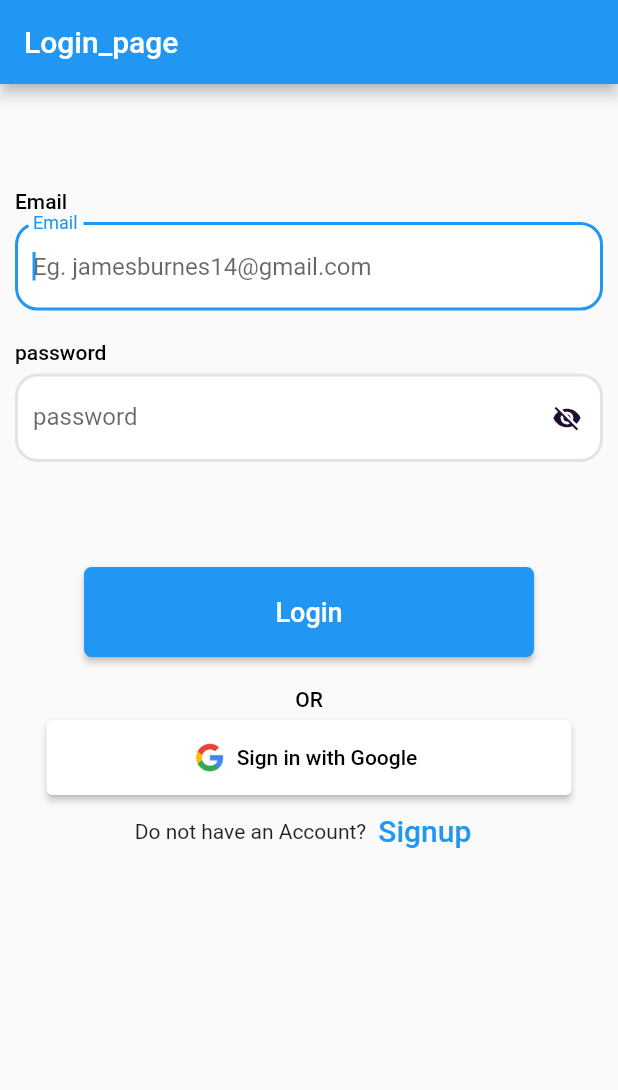
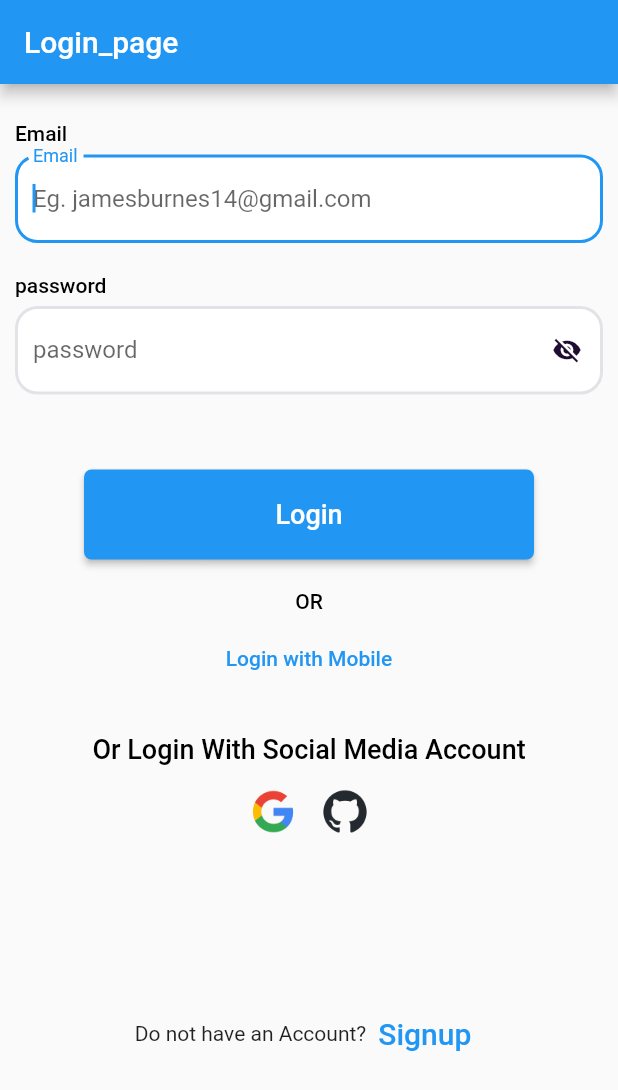
Before and after one commit to panchaniurvisha/firebase_demo_one, a Flutter app: the LoginScreen screen opened directly, on a phone screen of 412 x 824 dp. Shown: the top 1090 px of the screen. Run offline on Flutter 3.47's test engine with Material 2 defaults, Android fonts, the phone set to English and light mode, and no system bars; our stand-ins replace cloud_firestore, firebase_auth, firebase_core, fluttertoast, google_sign_in, pinput; missing offline and left inert: github_sign_in; accounts and stored records are empty; Roboto replaces fonts that are missing (Circular Std).

Commit message:
"15/6/2023"

```diff
--- a/lib/main.dart
+++ b/lib/main.dart
@@ -1,5 +1,5 @@
 import 'package:firebase_core/firebase_core.dart';
-import 'package:firebase_demo_one/view/sign_up_screen.dart';
+import 'package:firebase_demo_one/view/login_page/login_screen.dart';
 import 'package:flutter/material.dart';
 
 void main() async {
@@ -20,7 +20,7 @@ class MyApp extends StatelessWidget {
         primarySwatch: Colors.blue,
       ),
       debugShowCheckedModeBanner: false,
-      home: const SignUpScreen(),
+      home: const LoginScreen(),
       // routes: appRoutes,
       // initialRoute: RoutesName.firstScreen,
     );
--- a/lib/res/commen/app_text.dart
+++ b/lib/res/commen/app_text.dart
@@ -2,16 +2,17 @@ import 'package:flutter/material.dart';
 
 class AppText extends StatelessWidget {
   final String? text;
-  const AppText({super.key, required this.text});
+  final double? fontSize;
+  const AppText({super.key, required this.text, this.fontSize});
 
   @override
   Widget build(BuildContext context) {
     return Text(text!,
-        style: const TextStyle(
+        style: TextStyle(
           height: 3,
           color: Color(0xff000000),
           fontWeight: FontWeight.w500,
-          fontSize: 14,
+          fontSize: fontSize ?? 14,
           fontFamily: "Circular Std",
           fontStyle: FontStyle.normal,
         ));
--- a/lib/res/constant/app_string.dart
+++ b/lib/res/constant/app_string.dart
@@ -27,4 +27,6 @@ class AppString {
   ///Login Screen
   static const loginTitle = "Login_page";
   static const signWithGoogle = "Sign in with Google";
+  static const loginWithMobile = "Login with Mobile";
+  static const loginWithSocialMedia = "Or Login With Social Media Account";
 }
--- a/lib/utils/routes.dart
+++ b/lib/utils/routes.dart
@@ -1,11 +1,12 @@
 import 'package:firebase_demo_one/utils/routes_name.dart';
-import 'package:firebase_demo_one/view/home/login_screen_one.dart';
-import 'package:firebase_demo_one/view/login_screen.dart';
-import 'package:firebase_demo_one/view/sign_up_screen.dart';
 import 'package:flutter/cupertino.dart';
+
+import '../view/login_page/login_screen.dart';
+import '../view/login_page/login_with_phone_number.dart';
+import '../view/sign_up_page/sign_up_screen.dart';
 
 Map<String, WidgetBuilder> appRoutes = {
   RoutesName.firstScreen: (context) => const LoginScreen(),
   RoutesName.secondScreen: (context) => const SignUpScreen(),
-  RoutesName.homeScreen: (context) => const LoginScreenOne(),
+  RoutesName.homeScreen: (context) => const LoginWithPhoneNumber(),
 };
--- a/lib/view/home/home_screen.dart
+++ b/lib/view/home/home_screen.dart
@@ -1,7 +1,7 @@
 import 'package:firebase_auth/firebase_auth.dart';
 import 'package:flutter/material.dart';
 
-import '../login_screen.dart';
+import '../login_page/login_screen.dart';
 
 class HomeScreen extends StatefulWidget {
   const HomeScreen({
--- a/lib/view/login_screen.dart
+++ b/lib/view/login_page/login_screen.dart
@@ -8,10 +8,12 @@ import 'package:firebase_demo_one/utils/routes_name.dart';
 import 'package:firebase_demo_one/utils/utils.dart';
 import 'package:firebase_demo_one/view/home/home_screen.dart';
 import 'package:flutter/material.dart';
+import 'package:github_sign_in/github_sign_in.dart';
 import 'package:google_sign_in/google_sign_in.dart';
 
-import '../model/user_model.dart';
-import '../res/commen/app_text_form_field.dart';
+import '../../model/user_model.dart';
+import '../../res/commen/app_text_form_field.dart';
+import 'login_with_phone_number.dart';
 
 class LoginScreen extends StatefulWidget {
   const LoginScreen({
@@ -58,7 +60,7 @@ class _LoginScreenState extends State<LoginScreen> {
               autovalidateMode: AutovalidateMode.onUserInteraction,
               child: Padding(
                 padding:
-                    const EdgeInsets.symmetric(vertical: 50, horizontal: 10),
+                    const EdgeInsets.symmetric(vertical: 5, horizontal: 10),
                 child: Column(
                   children: [
                     const Align(
@@ -100,7 +102,7 @@ class _LoginScreenState extends State<LoginScreen> {
                                 ? null
                                 : AppString.errorPasswordTitle),
                     const SizedBox(
-                      height: 70,
+                      height: 50,
                     ),
                     ElevatedButton(
                         onPressed: () {
@@ -119,21 +121,45 @@ class _LoginScreenState extends State<LoginScreen> {
                           style: TextStyle(fontSize: 18),
                         )),
                     const AppText(text: AppString.or),
-                    ElevatedButton.icon(
-                      onPressed: () async {
-                        signInWithGoogle();
-                      },
-                      icon: Image.asset(
-                        "assets/images/google_logo.png",
-                        height: 20,
-                      ),
-                      label: const Text(AppString.signWithGoogle,
-                          style: TextStyle(color: Colors.black)),
-                      style: ButtonStyle(
-                          minimumSize:
-                              MaterialStateProperty.all(const Size(350, 50)),
-                          backgroundColor:
-                              MaterialStateProperty.all(Colors.white)),
+                    TextButton(
+                        onPressed: () {
+                          Navigator.push(
+                              context,
+                              MaterialPageRoute(
+                                builder: (context) =>
+                                    const LoginWithPhoneNumber(),
+                              ));
+                        },
+                        child: const Text(AppString.loginWithMobile)),
+                    const AppText(
+                      text: AppString.loginWithSocialMedia,
+                      fontSize: 18,
+                    ),
+                    Row(
+                      mainAxisAlignment: MainAxisAlignment.center,
+                      children: [
+                        IconButton(
+                          onPressed: () {
+                            signInWithGoogle();
+                          },
+                          icon: Image.asset(
+                            "assets/images/google_logo.png",
+                            height: 30,
+                          ),
+                        ),
+                        IconButton(
+                          onPressed: () async {
+                            userCredential = await signInWithGitHub();
+                            userData = userCredential!.user;
+                            debugPrint("userdata =$userData");
+                          },
+                          icon: Image.asset("assets/images/github_logo.png",
+                              height: 30),
+                        )
+                      ],
+                    ),
+                    const SizedBox(
+                      height: 100,
                     ),
                     Row(
                       mainAxisAlignment: MainAxisAlignment.center,
@@ -162,6 +188,7 @@ class _LoginScreenState extends State<LoginScreen> {
     );
   }
 
+  ///---------------->>>
   loginUser() async {
     try {
       await firebaseAuth
@@ -192,6 +219,7 @@ class _LoginScreenState extends State<LoginScreen> {
     }
   }
 
+  ///------Get Data FireBaseFireStore--------->>>
   getUser() {
     CollectionReference users = firebaseFireStore.collection('user');
     users.doc(userData!.uid).get().then((value) {
@@ -207,6 +235,7 @@ class _LoginScreenState extends State<LoginScreen> {
     });
   }
 
+  ///------SignInWithGoogle--------->>>
   Future<void> signInWithGoogle() async {
     // Trigger the authentication flow
     final GoogleSignInAccount? googleUser = await GoogleSignIn().signIn();
@@ -228,4 +257,24 @@ class _LoginScreenState extends State<LoginScreen> {
     debugPrint("userdata-->$userData");
     utils.showToastMessage(message: "Login is Successfully");
   }
+
+  ///------SignInWithGithub--------->>>
+  Future<UserCredential> signInWithGitHub() async {
+    // Create a GitHubSignIn instance
+    final GitHubSignIn gitHubSignIn = GitHubSignIn(
+      clientId: 'c9f2890ed2deb37c7a78',
+      clientSecret: '1c716ac8795a1aa4812b930d3b2eb6737f29f928',
+      redirectUrl: 'https://fir-demo-app-8423e.firebaseapp.com/__/auth/handler',
+    );
+
+    // Trigger the sign-in flow
+    final result = await gitHubSignIn.signIn(context);
+
+    // Create a credential from the access token
+    final githubAuthCredential =
+        GithubAuthProvider.credential("${result.token}");
+
+    // Once signed in, return the UserCredential
+    return await firebaseAuth.signInWithCredential(githubAuthCredential);
+  }
 }
--- a/lib/view/sign_up_screen.dart
+++ b/lib/view/sign_up_page/sign_up_screen.dart
@@ -3,10 +3,10 @@ import 'package:firebase_auth/firebase_auth.dart';
 import 'package:firebase_demo_one/res/commen/app_text.dart';
 import 'package:firebase_demo_one/res/constant/app_string.dart';
 import 'package:firebase_demo_one/utils/utils.dart';
-import 'package:firebase_demo_one/view/login_screen.dart';
 import 'package:flutter/material.dart';
 
-import '../res/commen/app_text_form_field.dart';
+import '../../res/commen/app_text_form_field.dart';
+import '../login_page/login_screen.dart';
 
 class SignUpScreen extends StatefulWidget {
   const SignUpScreen({
```
Also changed, not shown: lib/my_firebase_app.dart (deleted, +0 -113 lines), lib/view/login_page/login_with_phone_number.dart (renamed from lib/view/home/login_screen_one.dart, +5 -5 lines), lib/view/otp_page.dart (+5 -3 lines).
